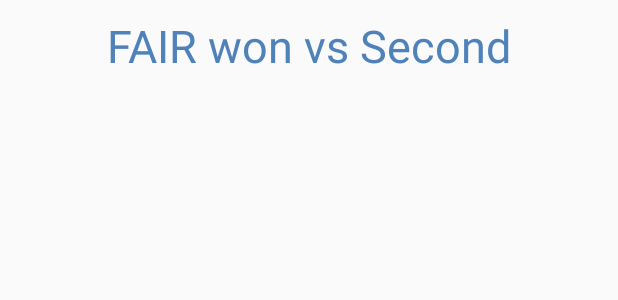
After one commit to ga-adi-macaron/tic-tac-toe-hw, an Android app: the layout resultsholderform.xml on its own in the app's theme, with its tools: preview values and no code run, on a phone screen of 412 x 824 dp. The commit adds this screen. Shown: the top 300 px of the screen. Run offline under Robolectric (Android 15) with nearby library versions, the phone set to English and light mode, and no system bars.

Commit message:
Added functionality: Data persists between sessions and displays last winner upon reopening app.

```diff
--- a/starter-code/TicTacToe/app/src/main/res/layout/activity_main.xml
+++ b/starter-code/TicTacToe/app/src/main/res/layout/activity_main.xml
@@ -40,5 +40,10 @@
         android:text="Previous Winner:"
         android:gravity="center"/>
 
+<android.support.v7.widget.RecyclerView
+    android:id="@+id/resultsrecycler"
+    android:layout_below="@id/last_winner_text"
+    android:layout_width="match_parent"
+    android:layout_height="match_parent"/>
 
 </RelativeLayout>
--- /dev/null
+++ b/starter-code/TicTacToe/app/src/main/res/layout/resultsholderform.xml
@@ -0,0 +1,17 @@
+<?xml version="1.0" encoding="utf-8"?>
+<LinearLayout xmlns:android="http://schemas.android.com/apk/res/android"
+    android:orientation="horizontal" android:layout_width="match_parent"
+    android:layout_height="match_parent"
+    >
+    <TextView
+        android:id="@+id/text"
+        android:layout_width="match_parent"
+        android:layout_height="wrap_content"
+        android:textSize="30sp"
+        android:text="FAIR won vs Second"
+        android:gravity="center"
+        android:textColor="#4f82b9"
+        android:layout_marginTop="10sp"
+        android:layout_marginBottom="10sp"/>
+
+</LinearLayout>
```
Also changed, not shown: starter-code/TicTacToe/app/src/main/java/ly/generalassemb/drewmahrt/tictactoe/MainActivity.java (+9 -3 lines), starter-code/TicTacToe/app/src/main/java/ly/generalassemb/drewmahrt/tictactoe/ResultsViewHolder.java (added, +17 -0 lines).
